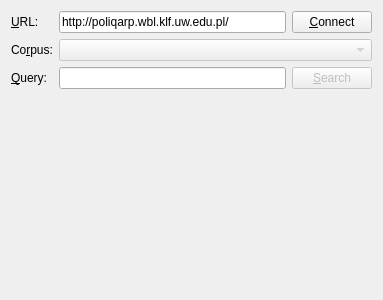
First picture: the form in src/poliqarpwidget.ui, repository jsbien/djview-poliqarp_fork, before the edit.
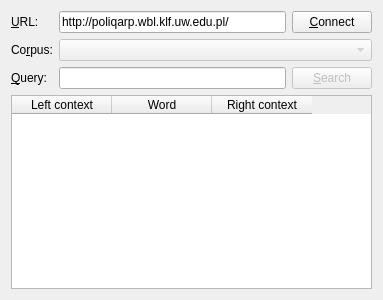
Second picture: the form after the edit.

Commit message: Parse query result and display it in text form.

Patch:
```diff
--- a/src/poliqarpwidget.ui
+++ b/src/poliqarpwidget.ui
@@ -94,18 +94,36 @@
      </property>
     </widget>
    </item>
-   <item row="3" column="1">
-    <spacer name="verticalSpacer">
-     <property name="orientation">
-      <enum>Qt::Vertical</enum>
+   <item row="3" column="0" colspan="3">
+    <widget class="QTableWidget" name="resultTableWidget">
+     <property name="tabKeyNavigation">
+      <bool>false</bool>
      </property>
-     <property name="sizeHint" stdset="0">
-      <size>
-       <width>20</width>
-       <height>181</height>
-      </size>
+     <property name="selectionMode">
+      <enum>QAbstractItemView::SingleSelection</enum>
      </property>
-    </spacer>
+     <property name="selectionBehavior">
+      <enum>QAbstractItemView::SelectRows</enum>
+     </property>
+     <property name="showGrid">
+      <bool>false</bool>
+     </property>
+     <column>
+      <property name="text">
+       <string>Left context</string>
+      </property>
+     </column>
+     <column>
+      <property name="text">
+       <string>Word</string>
+      </property>
+     </column>
+     <column>
+      <property name="text">
+       <string>Right context</string>
+      </property>
+     </column>
+    </widget>
    </item>
   </layout>
  </widget>
```
The commit also changes 7 other files.
